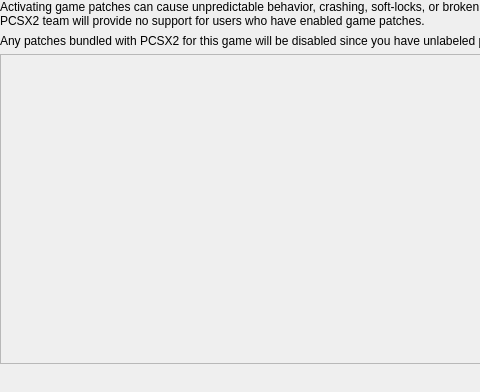
Above: pcsx2-qt/Settings/GamePatchSettingsWidget.ui from PCSX2/pcsx2 before the change; both pictures show x 0 to 480 and y 0 to 392 of the 766 by 392 pixel window. Below: the same form after it.
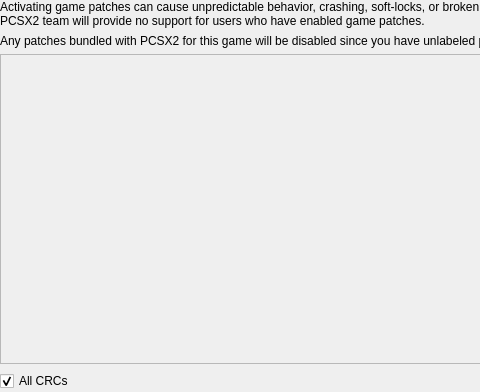
That is the form after the change.

Commit message:
CheatsSettings/PatchSettings: Add toggle for showing All CRCs
This used to be off by default, but was changed to show found patches/cheats for all CRCs for a game serial. However, this also clutters and shows cheats for CRCs that may not be applicable without a way to hide them.

This puts this setting behind a toggle to choose if this should be enabled/disabled so the user has choice. Still defaults to enabled to keep current behavior.

Patch:
```diff
--- a/pcsx2-qt/Settings/GamePatchSettingsWidget.ui
+++ b/pcsx2-qt/Settings/GamePatchSettingsWidget.ui
@@ -52,6 +52,19 @@
    </item>
    <item>
     <layout class="QHBoxLayout" name="horizontalLayout">
+     <item>
+      <widget class="QCheckBox" name="allCRCsCheckbox">
+       <property name="enabled">
+        <bool>true</bool>
+       </property>
+       <property name="text">
+        <string>All CRCs</string>
+       </property>
+       <property name="checked">
+        <bool>true</bool>
+       </property>
+      </widget>
+     </item>
      <item>
       <spacer name="horizontalSpacer">
        <property name="orientation">
```
The commit also changes 6 other files.
